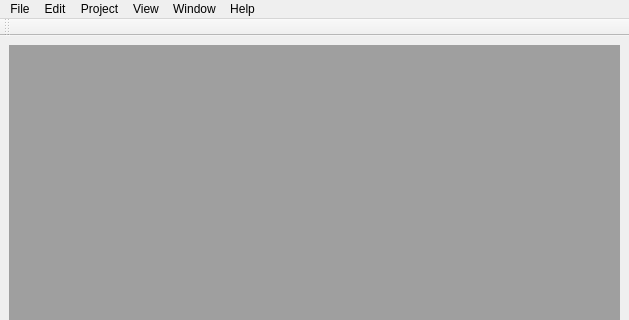
ruimaciel/femp, file ui/MainWindow.ui: the form before one commit; both pictures show x 0 to 629 and y 0 to 320 of the 629 by 544 pixel window.
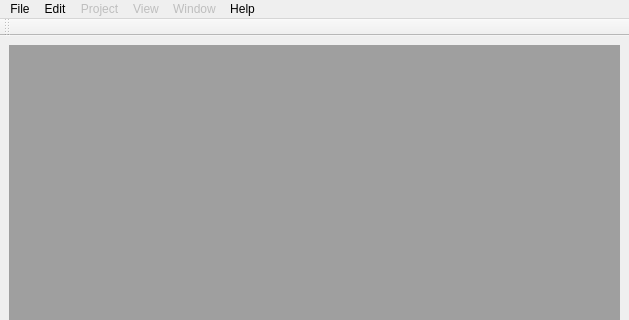
The form after the commit.

```diff
--- a/ui/MainWindow.ui
+++ b/ui/MainWindow.ui
@@ -45,6 +45,9 @@
     <addaction name="actionQuit"/>
    </widget>
    <widget class="QMenu" name="menuWindow">
+    <property name="enabled">
+     <bool>false</bool>
+    </property>
     <property name="title">
      <string>Window</string>
     </property>
@@ -55,6 +58,9 @@
     </property>
    </widget>
    <widget class="QMenu" name="menuView">
+    <property name="enabled">
+     <bool>false</bool>
+    </property>
     <property name="title">
      <string>View</string>
     </property>
@@ -67,6 +73,9 @@
     <addaction name="actionOptions"/>
    </widget>
    <widget class="QMenu" name="menuProject">
+    <property name="enabled">
+     <bool>false</bool>
+    </property>
     <property name="title">
      <string>Project</string>
     </property>
```
Left out of the diff: 6 changed lines with no effect on the pictures.
